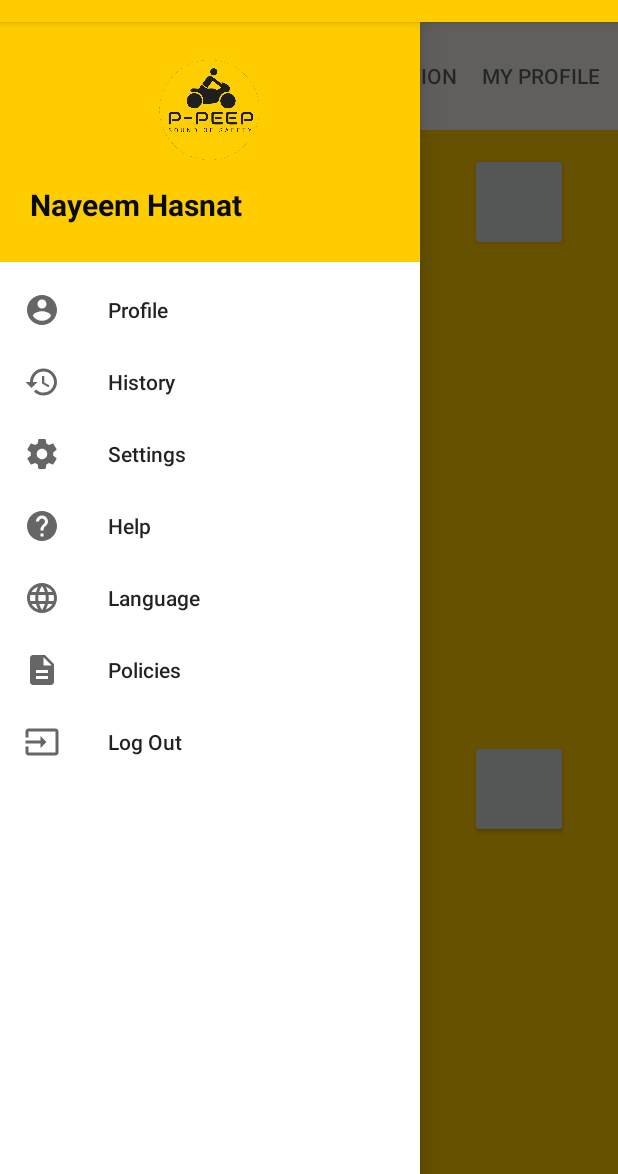
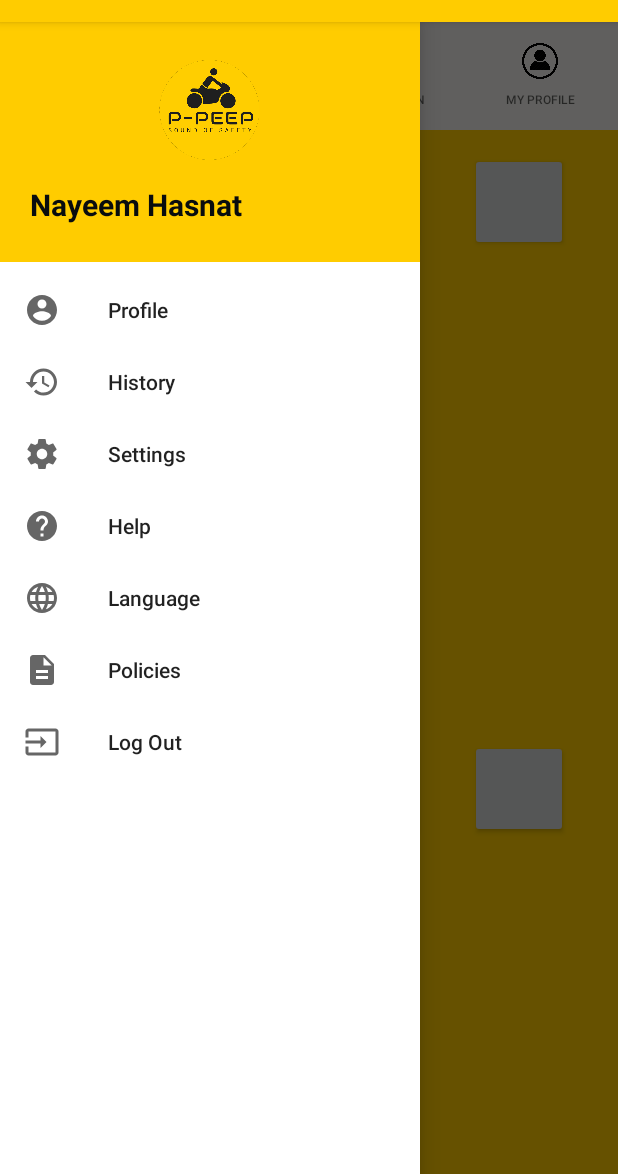
Before and after one commit to tarikulIslam346/ppeep_mobile_app, an Android app: the HomePage screen opened directly, with no data from a screen before it, with the side drawer open, on a phone screen of 412 x 824 dp, the part 62-1236 px from its top. Run offline under Robolectric (Android 15) with nearby library versions, the phone set to English and light mode, and no system bars; our stand-ins replace Room's generated code; libraries missing offline, so code that uses them is left out: at.markushi.ui, com.facebook.accountkit, com.smarteist.autoimageslider, com.varunest.sparkbutton; plain views replace CircleButton, SliderLayout, SparkButton; 13 statements that could not run were skipped.

Commit message:
restaurant design

```diff
--- a/app/src/main/java/com/example/ppeepfinal/HomePage.java
+++ b/app/src/main/java/com/example/ppeepfinal/HomePage.java
@@ -86,6 +86,8 @@ public class HomePage extends AppCompatActivity implements NavigationView.OnNavi
         tabLayout.getTabAt(0).setIcon(R.drawable.icon_homelogo);
 
         tabLayout.getTabAt(1).setIcon(R.drawable.groupicon);
+        tabLayout.getTabAt(2).setIcon(R.drawable.notificationicon);
+        tabLayout.getTabAt(3).setIcon(R.drawable.myprofileicon);
 
 /*
         for (int i = 0; i < tabLayout.getTabCount(); i++) {
--- a/app/src/main/res/layout/activity_checkout_cart.xml
+++ b/app/src/main/res/layout/activity_checkout_cart.xml
@@ -15,7 +15,7 @@
         <ImageView
             android:layout_width="match_parent"
             android:layout_height="200dp"
-            android:src="@drawable/alhamdulillah"
+            android:src="@drawable/burgerbackground"
             android:id="@+id/cart_food_pic"
             android:layout_marginTop="15dp"
             android:layout_marginLeft="15dp"
--- a/app/src/main/res/layout/activity_home_page.xml
+++ b/app/src/main/res/layout/activity_home_page.xml
@@ -46,6 +46,7 @@
             app:tabPaddingEnd="-1dp"
             app:tabPaddingStart="-1dp"
             app:tabPaddingTop="-1dp"
+            app:tabTextAppearance="@style/MyTabLayoutTextAppearance"
 
             >
 
--- a/app/src/main/res/layout/activity_tab_fragment_recommended.xml
+++ b/app/src/main/res/layout/activity_tab_fragment_recommended.xml
@@ -10,13 +10,13 @@
 
     <com.smarteist.autoimageslider.SliderLayout
         android:layout_width="match_parent"
-        android:layout_height="180dp"
+        android:layout_height="170dp"
         android:layout_marginBottom="10dp"
         android:id="@+id/FoodAppimageSlider"/>
 
     <GridLayout
         android:layout_width="match_parent"
-        android:layout_height="160dp"
+        android:layout_height="155dp"
         android:layout_marginTop="8dp"
         android:columnCount="2"
         android:columnOrderPreserved="true"
```
Also changed, not shown: app/src/main/res/layout/activity_food_app.xml (+6 -6 lines), app/src/main/res/drawable/myprofileicon.jpg (added), app/src/main/res/drawable/notificationicon.png (added).
